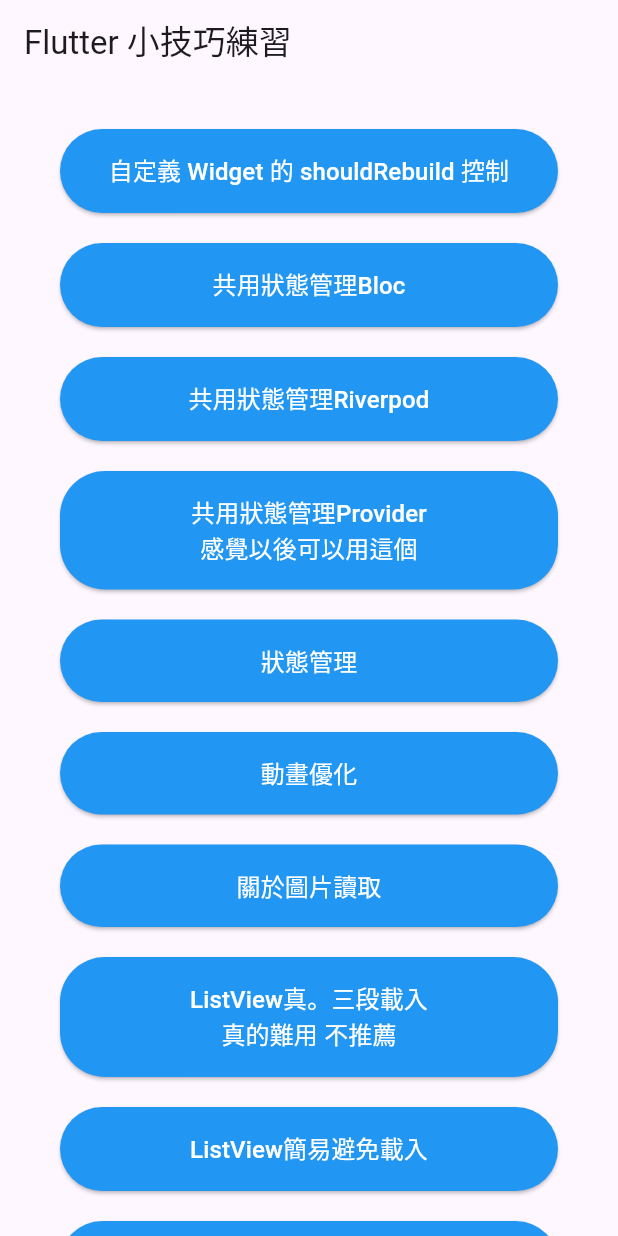
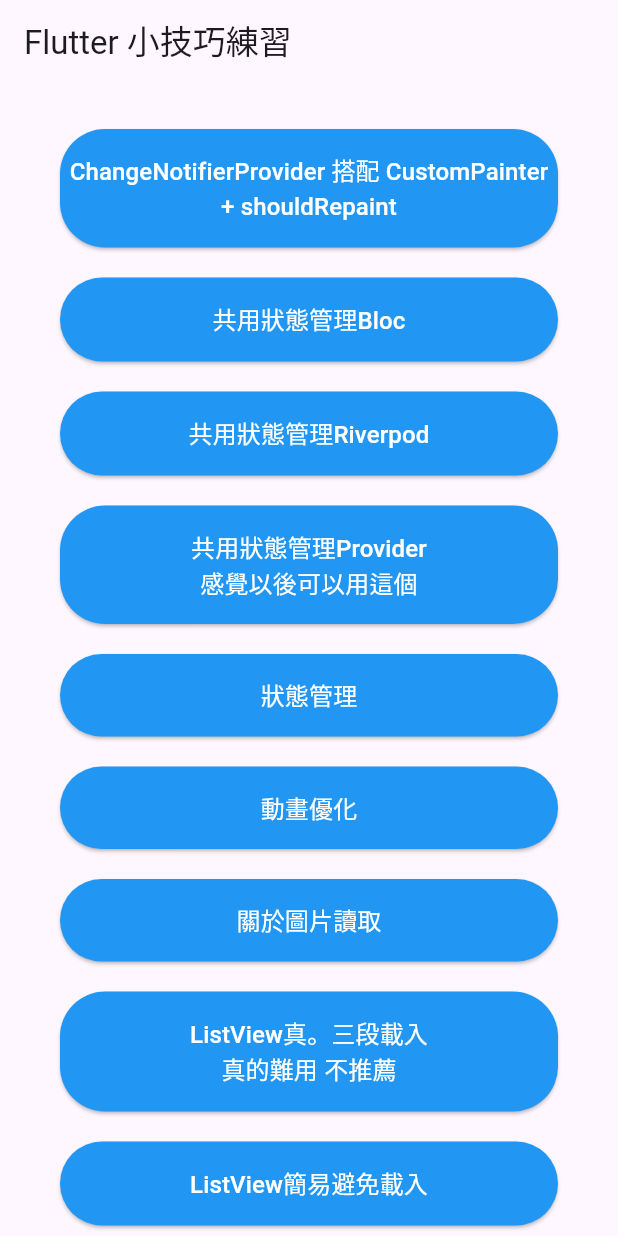
Before and after one commit to cccsdxtw/test_flutter_tips, a Flutter app: the screen it shows after launch, on a phone screen of 412 x 824 dp. Run offline on Flutter 3.47's test engine with Material 3 defaults, Android fonts, the phone set to English and light mode, and no system bars; our stand-ins replace cached_network_image, flutter_bloc, flutter_riverpod, get, logger.

Commit message:
優化系- 發現沒用到didUpdateWidget() 改名

```diff
--- a/lib/main.dart
+++ b/lib/main.dart
@@ -44,7 +44,8 @@ class HomePage extends StatelessWidget {
 
   // 頁面配置：這裡可以使用配置文件來進行更動態的頁面註冊
   final Map<String, Widget> pageMap = {
-    '自定義 Widget 的 shouldRebuild 控制': const CustomPainterExample(),
+
+    'ChangeNotifierProvider 搭配 CustomPainter + shouldRepaint': const CustomPainterExample(),
     '共用狀態管理Bloc': BlocProvider(
       create: (_) => CounterBloc(),
       child: const BlocCounterPage(),
```
